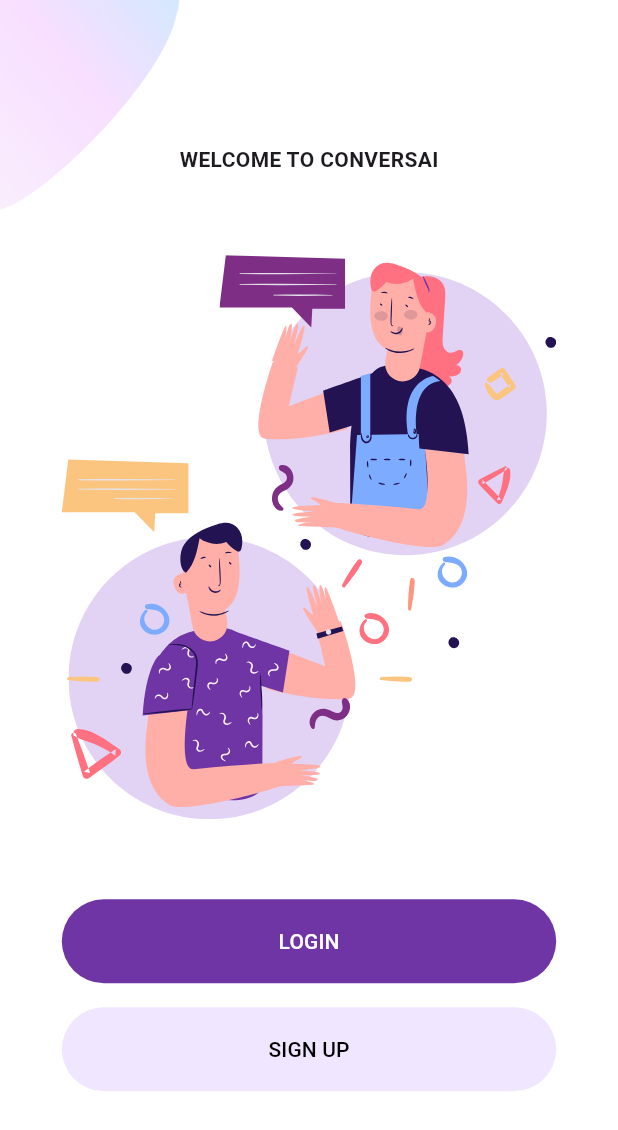
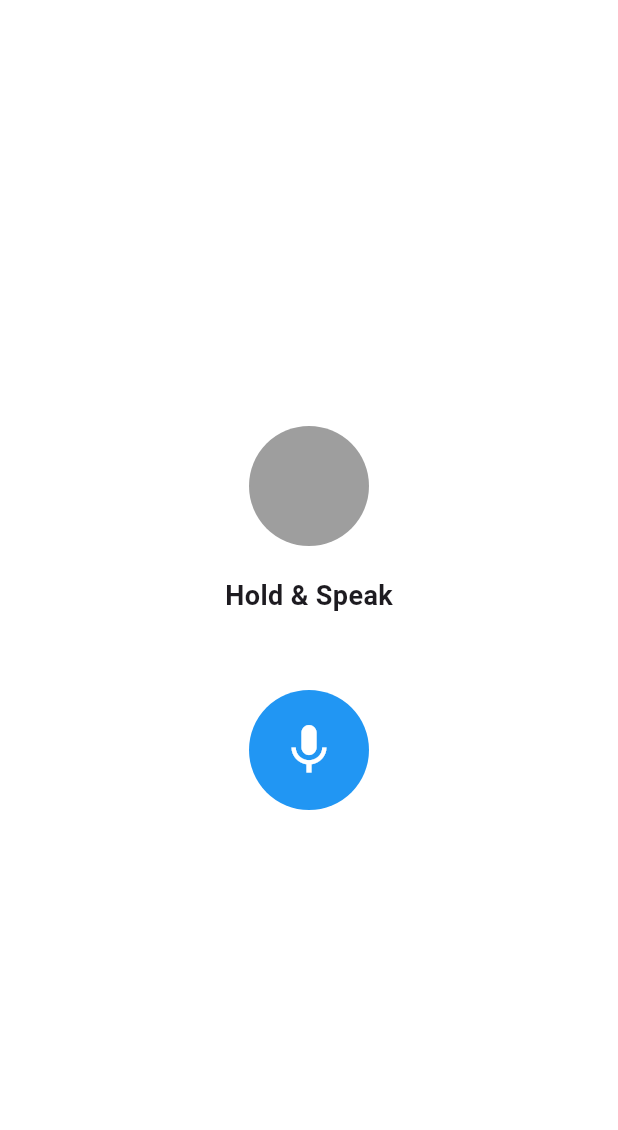
Before and after one commit to firaskola/voice_to_voice_customer_support_app, a Flutter app: the screen it shows after launch, on a phone screen of 412 x 824 dp. Shown: the top 1130 px of the screen. Run offline on Flutter 3.47's test engine with Material 3 defaults, Android fonts, the light colour scheme and no system bars; our stand-ins replace cloud_firestore, firebase_auth, firebase_core, flutter_svg, permission_handler; accounts and stored records are empty.

Commit message:
ui for phone

```diff
--- a/lib/app/routes/app_router.dart
+++ b/lib/app/routes/app_router.dart
@@ -1,4 +1,5 @@
-import 'package:conversai/veiws/home.dart';
+
+import 'package:conversai/veiws/call/call_screen.dart';
 import 'package:flutter/material.dart';
 import 'package:conversai/veiws/auth/ForgotPassword/forgot_password_screen.dart';
 import 'package:conversai/veiws/auth/Login/login_screen.dart';
@@ -22,7 +23,7 @@ class AppRouter {
       case AppRoutes.forgotPassword:
         return MaterialPageRoute(builder: (_) => const ForgotPasswordScreen());
       case AppRoutes.home:
-        return MaterialPageRoute(builder: (_) => const Home());
+        return MaterialPageRoute(builder: (_) =>  TapToTalkScreen());
       default:
         return MaterialPageRoute(
           builder: (_) => const Scaffold(
--- a/lib/main.dart
+++ b/lib/main.dart
@@ -2,6 +2,7 @@ import 'package:conversai/app/constants/constants.dart';
 import 'package:conversai/app/routes/app_router.dart';
 import 'package:conversai/config/wrapper.dart';
 import 'package:conversai/firebase_options.dart';
+import 'package:conversai/veiws/call/call_screen.dart';
 
 import 'package:firebase_core/firebase_core.dart';
 import 'package:flutter/material.dart';
@@ -46,7 +47,7 @@ class MyApp extends StatelessWidget {
               borderSide: BorderSide.none,
             ),
           )),
-      home: const Wrapper(),
+      home: TapToTalkScreen(),
       onGenerateRoute: AppRouter.generateRoute,
     );
   }
--- /dev/null
+++ b/lib/veiws/call/call_screen.dart
@@ -0,0 +1,139 @@
+import 'package:flutter/material.dart';
+import 'package:permission_handler/permission_handler.dart';
+
+class TapToTalkScreen extends StatefulWidget {
+  @override
+  _TapToTalkScreenState createState() => _TapToTalkScreenState();
+}
+
+class _TapToTalkScreenState extends State<TapToTalkScreen> {
+  bool isListening = false;
+  bool isProcessing = false;
+  double _circleSize = 80;
+  String displayText = "Hold & Speak";
+
+  @override
+  void initState() {
+    super.initState();
+    _requestMicrophonePermission();
+  }
+
+  Future<void> _requestMicrophonePermission() async {
+    var status = await Permission.microphone.request();
+    if (status.isGranted) {
+      print("Microphone permission granted");
+    } else {
+      print("Microphone permission denied");
+    }
+  }
+
+  void _onTapDown() async {
+    if (await Permission.microphone.isGranted) {
+      setState(() {
+        isListening = true;
+        _circleSize = 120;
+        displayText = "Listening...";
+      });
+    } else {
+      _requestMicrophonePermission();
+    }
+  }
+
+  void _onTapUp() {
+    setState(() {
+      isListening = false;
+      _circleSize = 80;
+      isProcessing = true;
+      displayText = "Processing...";
+
+      Future.delayed(const Duration(seconds: 2), () {
+        setState(() {
+          isProcessing = false;
+          displayText = "Hold & Speak";
+        });
+      });
+    });
+  }
+
+  @override
+  Widget build(BuildContext context) {
+    return Scaffold(
+      backgroundColor: Colors.white,
+      body: Column(
+        mainAxisAlignment: MainAxisAlignment.center,
+        children: [
+          Center(
+            child: AnimatedSwitcher(
+              duration: const Duration(milliseconds: 500),
+              child: isProcessing
+                  ? _buildProcessingShape()
+                  : TweenAnimationBuilder(
+                      tween: Tween<double>(begin: 80, end: _circleSize),
+                      duration: const Duration(milliseconds: 300),
+                      builder: (context, size, child) {
+                        return Container(
+                          width: size,
+                          height: size,
+                          decoration: BoxDecoration(
+                            color: isListening ? Colors.black : Colors.grey,
+                            shape: BoxShape.circle,
+                          ),
+                        );
+                      },
+                    ),
+            ),
+          ),
+          const SizedBox(height: 20),
+          Text(
+            displayText,
+            style: const TextStyle(fontSize: 18, fontWeight: FontWeight.bold),
+          ),
+          const SizedBox(height: 50),
+          GestureDetector(
+            onTapDown: (_) => _onTapDown(),
+            onTapUp: (_) => _onTapUp(),
+            child: Container(
+              width: 80,
+              height: 80,
+              decoration: BoxDecoration(
+                color: Colors.blue,
+                shape: BoxShape.circle,
+              ),
+              child: const Icon(
+                Icons.mic,
+                color: Colors.white,
+                size: 40,
+              ),
+            ),
+          ),
+        ],
+      ),
+    );
+  }
+
+  Widget _buildProcessingShape() {
+    return Stack(
+      alignment: Alignment.center,
+      children: [
+        Container(
+          width: 100,
+          height: 100,
+          decoration: BoxDecoration(
+            shape: BoxShape.rectangle,
+            color: Colors.blue.withOpacity(0.7),
+            borderRadius: BorderRadius.circular(10),
+          ),
+        ),
+        Container(
+          width: 60,
+          height: 60,
+          decoration: BoxDecoration(
+            shape: BoxShape.rectangle,
+            color: Colors.blue,
+            borderRadius: BorderRadius.circular(5),
+          ),
+        ),
+      ],
+    );
+  }
+}
--- a/pubspec.yaml
+++ b/pubspec.yaml
@@ -39,6 +39,7 @@ dependencies:
   firebase_core: ^3.12.0
   firebase_auth: ^5.5.0
   cloud_firestore: ^5.6.4
+  permission_handler: ^11.4.0
 
 dev_dependencies:
   flutter_test:
```
Also changed, not shown: lib/veiws/home/Home.dart (renamed from lib/veiws/Home.dart), pubspec.lock, 3 other files.
